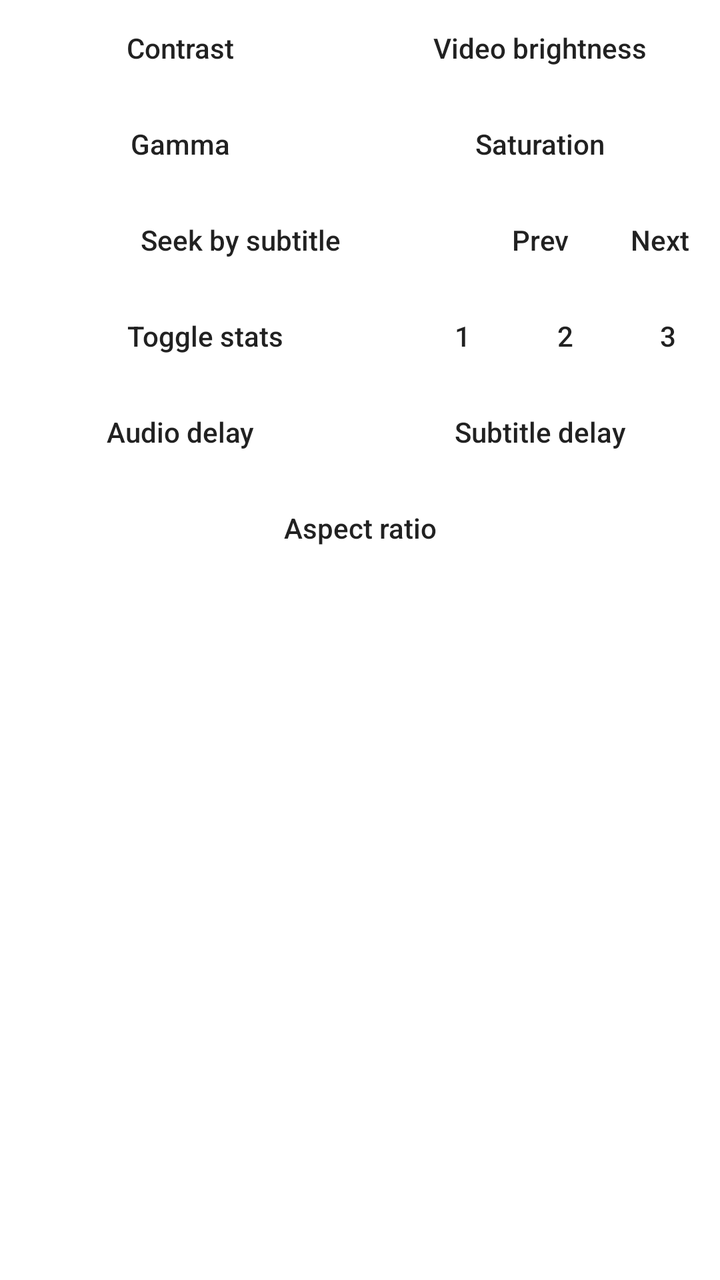
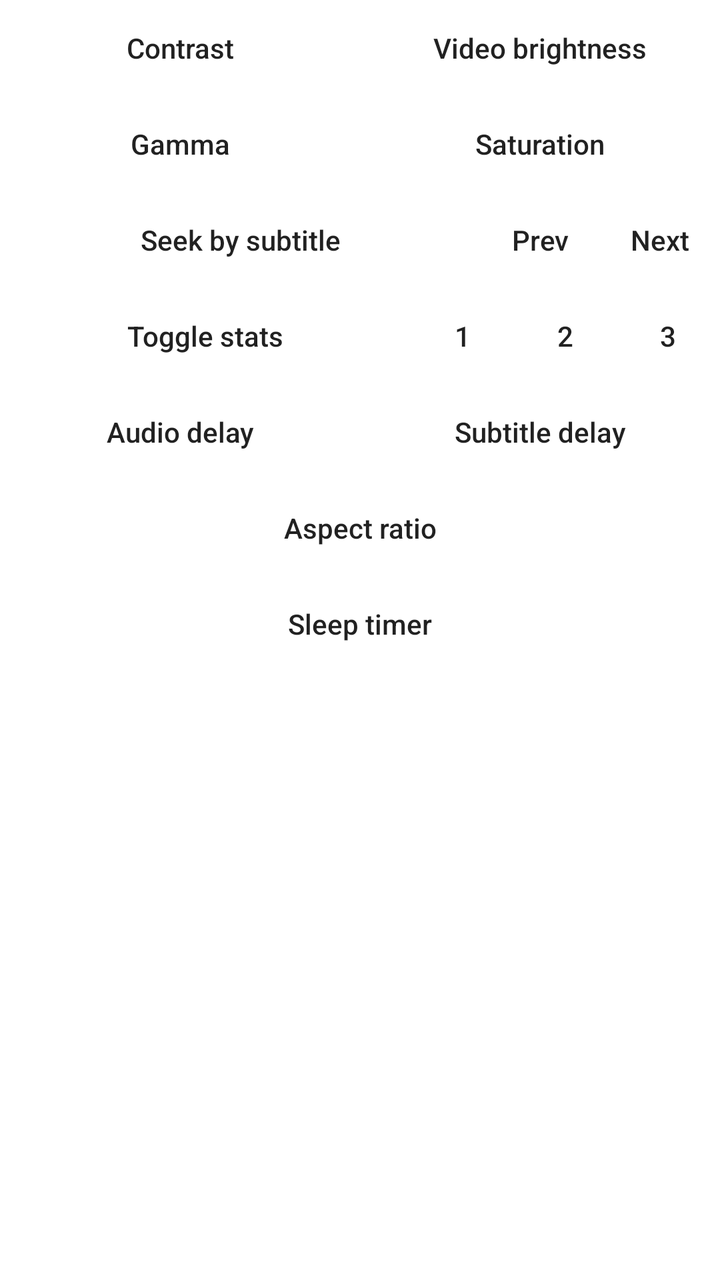

Screens rendered from an Android XML layout before and after an edit, with the pre-edit source and the edit as a unified diff.
<!-- AndroidManifest.xml: fallback theme Theme.MaterialComponents.DayNight.NoActionBar -->
<!-- res/layout/dialog_advanced_menu.xml -->
<?xml version="1.0" encoding="utf-8"?>
<ScrollView xmlns:android="http://schemas.android.com/apk/res/android"
    android:layout_width="match_parent"
    android:layout_height="match_parent">

    <LinearLayout
        android:orientation="vertical" android:layout_width="match_parent"
        android:layout_height="wrap_content">

        <TableRow
            android:id="@+id/rowVideo1"
            android:layout_width="match_parent"
            android:layout_height="wrap_content">

            <Button
                android:id="@+id/contrastBtn"
                style="@style/Widget.AppCompat.Button.Borderless"
                android:layout_width="0dp"
                android:layout_height="wrap_content"
                android:layout_weight="1"
                android:text="@string/contrast"
                android:textAllCaps="false" />

            <Button
                android:id="@+id/brightnessBtn"
                style="@style/Widget.AppCompat.Button.Borderless"
                android:layout_width="0dp"
                android:layout_height="wrap_content"
                android:layout_weight="1"
                android:text="@string/video_brightness"
                android:textAllCaps="false" />

        </TableRow>

        <TableRow
            android:id="@+id/rowVideo2"
            android:layout_width="match_parent"
            android:layout_height="match_parent">

            <Button
                android:id="@+id/gammaBtn"
                style="@style/Widget.AppCompat.Button.Borderless"
                android:layout_width="0dp"
                android:layout_height="wrap_content"
                android:layout_weight="1"
                android:text="@string/gamma"
                android:textAllCaps="false" />

            <Button
                android:id="@+id/saturationBtn"
                style="@style/Widget.AppCompat.Button.Borderless"
                android:layout_width="0dp"
                android:layout_height="wrap_content"
                android:layout_weight="1"
                android:text="@string/saturation"
                android:textAllCaps="false" />
        </TableRow>

        <TableRow
            android:id="@+id/rowSubSeek"
            android:layout_width="match_parent"
            android:layout_height="wrap_content">

            <Button
                android:id="@+id/subSeekBtn"
                style="@style/Widget.AppCompat.Button.Borderless"
                android:layout_width="0dp"
                android:layout_height="wrap_content"
                android:layout_weight="4"
                android:text="@string/sub_seek_button"
                android:textAllCaps="false" />

            <Button
                android:id="@+id/subSeekPrev"
                style="@style/Widget.AppCompat.Button.Borderless"
                android:layout_width="0dp"
                android:layout_height="wrap_content"
                android:layout_weight="1"
                android:background="@drawable/alpha_lighten"
                android:text="@string/dialog_prev"
                android:textAllCaps="false" />

            <Button
                android:id="@+id/subSeekNext"
                style="@style/Widget.AppCompat.Button.Borderless"
                android:layout_width="0dp"
                android:layout_height="wrap_content"
                android:layout_weight="1"
                android:background="@drawable/alpha_lighten"
                android:text="@string/dialog_next"
                android:textAllCaps="false" />

        </TableRow>

        <TableRow
            android:layout_width="match_parent"
            android:layout_height="wrap_content">

            <Button
                android:id="@+id/statsBtn"
                style="@style/Widget.AppCompat.Button.Borderless"
                android:layout_width="0dp"
                android:layout_height="wrap_content"
                android:layout_weight="4"
                android:text="@string/toggle_stats"
                android:textAllCaps="false" />

            <Button
                android:id="@+id/statsBtn1"
                style="@style/Widget.AppCompat.Button.Borderless"
                android:layout_width="0dp"
                android:layout_height="wrap_content"
                android:layout_weight="1"
                android:background="@drawable/alpha_lighten"
                android:text="1"
                android:textAllCaps="false" />

            <Button
                android:id="@+id/statsBtn2"
                style="@style/Widget.AppCompat.Button.Borderless"
                android:layout_width="0dp"
                android:layout_height="wrap_content"
                android:layout_weight="1"
                android:background="@drawable/alpha_lighten"
                android:text="2"
                android:textAllCaps="false" />

            <Button
                android:id="@+id/statsBtn3"
                style="@style/Widget.AppCompat.Button.Borderless"
                android:layout_width="0dp"
                android:layout_height="wrap_content"
                android:layout_weight="1"
                android:background="@drawable/alpha_lighten"
                android:text="3"
                android:textAllCaps="false" />

        </TableRow>

        <TableRow
            android:layout_width="match_parent"
            android:layout_height="match_parent">

            <Button
                android:id="@+id/audioDelayBtn"
                style="@style/Widget.AppCompat.Button.Borderless"
                android:layout_width="0dp"
                android:layout_height="wrap_content"
                android:layout_weight="1"
                android:text="@string/audio_delay"
                android:textAllCaps="false" />

            <Button
                android:id="@+id/subDelayBtn"
                style="@style/Widget.AppCompat.Button.Borderless"
                android:layout_width="0dp"
                android:layout_height="wrap_content"
                android:layout_weight="1"
                android:text="@string/sub_delay"
                android:textAllCaps="false" />

        </TableRow>

        <Button
            android:id="@+id/aspectBtn"
            style="@style/Widget.AppCompat.Button.Borderless"
            android:layout_width="match_parent"
            android:layout_height="wrap_content"
            android:text="@string/aspect_ratio"
            android:textAllCaps="false" />

    </LinearLayout>

</ScrollView>
<!-- resources referenced by this layout -->
<resources>
  <!-- drawable alpha_lighten (drawable) -->
  <?xml version="1.0" encoding="utf-8"?>
  <selector xmlns:android="http://schemas.android.com/apk/res/android">
      <item android:drawable="@color/alpha24pct_light" android:state_focused="true" />
      <item android:drawable="@color/alpha24pct_light" android:state_pressed="true" />
      <item android:drawable="@color/alpha12pct_light" />
  </selector>
  <string name="aspect_ratio">Aspect ratio</string>
  <string name="audio_delay">Audio delay</string>
  <string name="contrast">Contrast</string>
  <string name="dialog_next">Next</string>
  <string name="dialog_prev">Prev</string>
  <string name="gamma">Gamma</string>
  <string name="saturation">Saturation</string>
  <string name="sub_delay">Subtitle delay</string>
  <string name="sub_seek_button">Seek by subtitle</string>
  <string name="toggle_stats">Toggle stats</string>
  <string name="video_brightness">Video brightness</string>
  <color name="alpha24pct_light">#3dffffff</color>
  <color name="alpha12pct_light">#1fffffff</color>
</resources>

<!-- the commit's change to res/layout/dialog_advanced_menu.xml (unified diff, before → after) -->
@@ -169,6 +169,14 @@
             android:text="@string/aspect_ratio"
             android:textAllCaps="false" />
 
+        <Button
+            android:id="@+id/sleepTimerBtn"
+            style="@style/Widget.AppCompat.Button.Borderless"
+            android:layout_width="match_parent"
+            android:layout_height="wrap_content"
+            android:text="@string/sleep_timer"
+            android:textAllCaps="false" />
+
     </LinearLayout>
 
 </ScrollView>
<!-- resource entries referenced after the edit -->
@@ -14,6 +14,7 @@
   <string name="dialog_prev">Prev</string>
   <string name="gamma">Gamma</string>
   <string name="saturation">Saturation</string>
+  <string name="sleep_timer">Sleep timer</string>
   <string name="sub_delay">Subtitle delay</string>
   <string name="sub_seek_button">Seek by subtitle</string>
   <string name="toggle_stats">Toggle stats</string>
